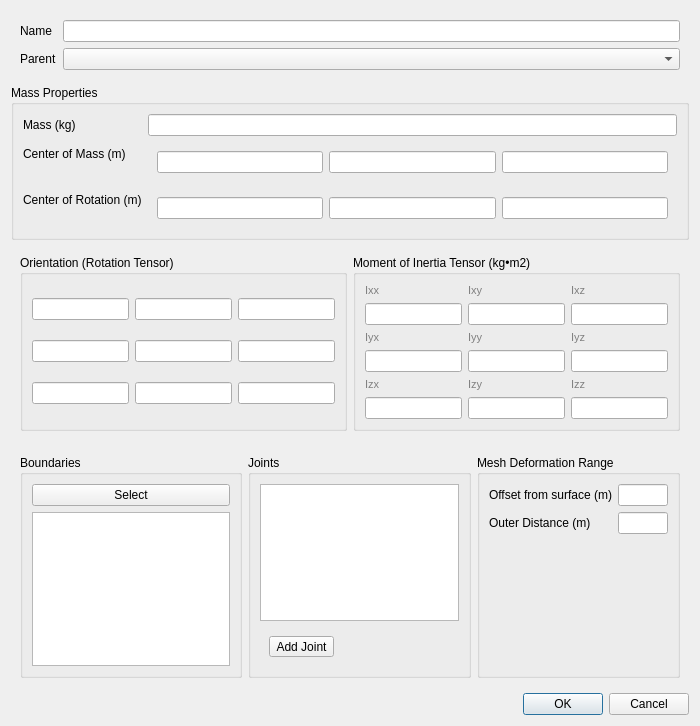
Qt form baramFlow/view/setup/dynamic_mesh/rigid_body_dynamics/body_dialog.ui (xupeiwust/baram) before a commit.
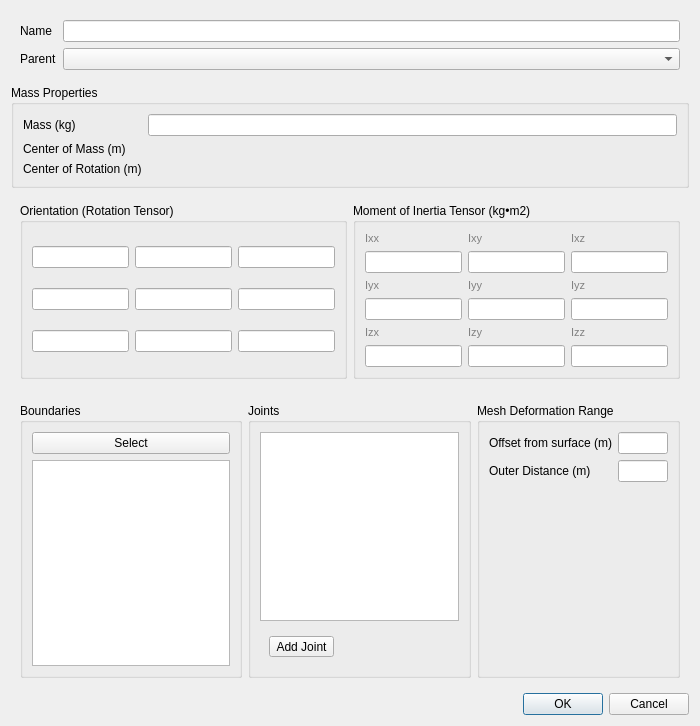
The same form after that commit. Custom widgets are drawn as their Qt base class.

Commit message: Vector is used for vector inputs

The edit to the form file:
```diff
--- a/baramFlow/view/setup/dynamic_mesh/rigid_body_dynamics/body_dialog.ui
+++ b/baramFlow/view/setup/dynamic_mesh/rigid_body_dynamics/body_dialog.ui
@@ -70,19 +70,7 @@
        </widget>
       </item>
       <item row="1" column="1">
-       <widget class="QWidget" name="comWidget" native="true">
-        <layout class="QHBoxLayout" name="comLayout">
-         <item>
-          <widget class="QLineEdit" name="comX"/>
-         </item>
-         <item>
-          <widget class="QLineEdit" name="comY"/>
-         </item>
-         <item>
-          <widget class="QLineEdit" name="comZ"/>
-         </item>
-        </layout>
-       </widget>
+       <widget class="VectorWidget" name="com"/>
       </item>
       <item row="2" column="0">
        <widget class="QLabel" name="corLabel">
@@ -92,19 +80,7 @@
        </widget>
       </item>
       <item row="2" column="1">
-       <widget class="QWidget" name="corWidget" native="true">
-        <layout class="QHBoxLayout" name="corLayout">
-         <item>
-          <widget class="QLineEdit" name="corX"/>
-         </item>
-         <item>
-          <widget class="QLineEdit" name="corY"/>
-         </item>
-         <item>
-          <widget class="QLineEdit" name="corZ"/>
-         </item>
-        </layout>
-       </widget>
+       <widget class="VectorWidget" name="cor"/>
       </item>
      </layout>
     </widget>
@@ -391,6 +367,11 @@
    <extends>QComboBox</extends>
    <header location="global">widgets.python_combo_box</header>
   </customwidget>
+  <customwidget>
+   <class>VectorWidget</class>
+   <extends>QWidget</extends>
+   <header>baramFlow.view.widgets.vector_widget</header>
+  </customwidget>
  </customwidgets>
  <resources/>
  <connections/>
```
The commit also changes 26 other files.
